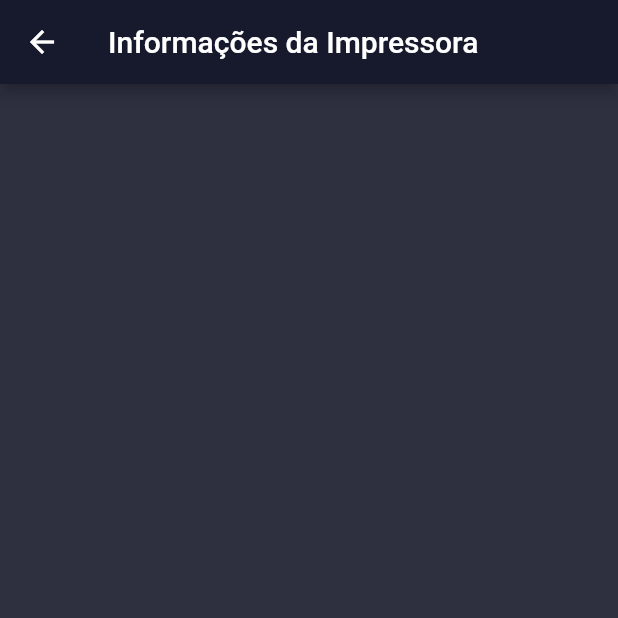
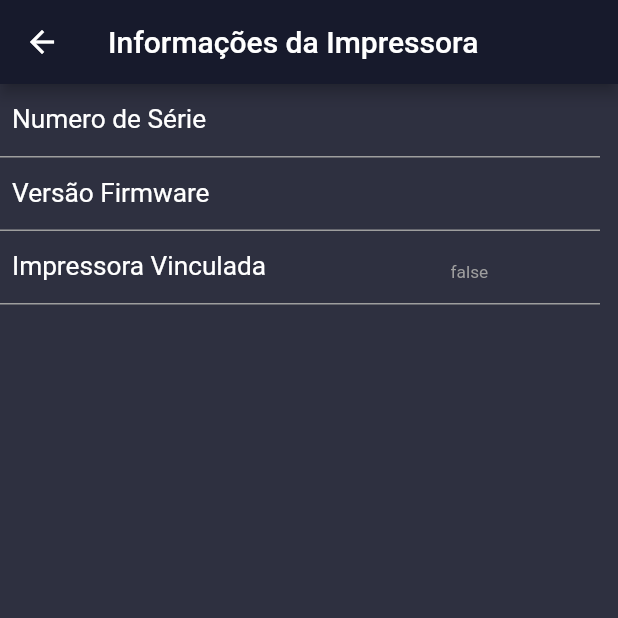
Before and after one commit to gefersono/WIP---Callidus, a Flutter app: the PrinterInfoActivity screen opened directly, on a phone screen of 412 x 824 dp, the top half of it. Run offline on Flutter 3.47's test engine with Material 2 defaults, Android fonts, the phone set to English and light mode, and no system bars; our stand-ins replace qr_flutter; missing offline and left inert: sunmi_printer_plus.

Commit message:
Settings updated

```diff
--- a/flutter_proj/lib/activity/home.dart
+++ b/flutter_proj/lib/activity/home.dart
@@ -25,22 +25,30 @@ class _HomeState extends State<Home> {
           SunmiPrinter.paperSize().then((int size) {
             setState(() {
               paperSize = size;
+              print('Paper Size: $paperSize ');
             });
           }),
           SunmiPrinter.printerVersion().then((String version) {
             setState(() {
               printerVersion = version;
+              print('Printer Version: $printerVersion');
             });
           }),
           SunmiPrinter.serialNumber().then((String serial) {
             setState(() {
               serialNumber = serial;
+              print('Serial number: $serialNumber');
             });
           }),
           setState(() {
             printBinded = isBind!;
+            print('Print Binded: $printBinded');
           }),
         });
+  }
+
+  String getSerialNumber(){
+    return serialNumber;
   }
 
   Future<bool?> _bindingPrinter() async {
--- a/flutter_proj/lib/activity/printer_info_activity.dart
+++ b/flutter_proj/lib/activity/printer_info_activity.dart
@@ -1,16 +1,130 @@
 import 'package:flutter/material.dart';
+import 'package:sunmi_printer_plus/sunmi_printer_plus.dart';
 
-class PrinterInfoActivity extends StatelessWidget {
+class PrinterInfoActivity extends StatefulWidget {
   const PrinterInfoActivity({Key? key}) : super(key: key);
+
+  @override
+  State<PrinterInfoActivity> createState() => _PrinterInfoActivityState();
+}
+
+class _PrinterInfoActivityState extends State<PrinterInfoActivity> {
+  bool printBinded = false;
+  int paperSize = 0;
+  String serialNumber = "";
+  String printerVersion = "";
+
+  @override
+
+  /// Printer Connection
+  void initState() {
+    super.initState();
+
+    _bindingPrinter().then((bool? isBind) async => {
+          SunmiPrinter.paperSize().then((int size) {
+            setState(() {
+              paperSize = size;
+              //print('Paper Size: $paperSize ');
+            });
+          }),
+          SunmiPrinter.printerVersion().then((String version) {
+            setState(() {
+              printerVersion = version;
+              //print('Printer Version: $printerVersion');
+            });
+          }),
+          SunmiPrinter.serialNumber().then((String serial) {
+            setState(() {
+              serialNumber = serial;
+              //print('Serial number: $serialNumber');
+            });
+          }),
+          setState(() {
+            printBinded = isBind!;
+            //print('Print Binded: $printBinded');
+          }),
+        });
+  }
+
+  Future<bool?> _bindingPrinter() async {
+    final bool? result = await SunmiPrinter.bindingPrinter();
+    return result;
+  }
 
   @override
   Widget build(BuildContext context) {
     return Scaffold(
-    backgroundColor: const Color(0xFF2e3040),
+      backgroundColor: const Color(0xFF2e3040),
       appBar: AppBar(
         backgroundColor: const Color(0xFF171a2c),
         title: const Text('Informações da Impressora'),
       ),
+      body: SafeArea(
+          child: Column(
+        children: [
+          InfoWidget(
+              infoText: 'Numero de Série',
+              paddingLeft: 0,
+              printerInfo: serialNumber),
+          InfoWidget(
+              infoText: 'Versão Firmware',
+              paddingLeft: 150,
+              printerInfo: printerVersion),
+          InfoWidget(
+              infoText: 'Impressora Vinculada',
+              paddingLeft: 115,
+              printerInfo: printBinded.toString())
+        ],
+      )),
     );
   }
 }
+
+class InfoWidget extends StatelessWidget {
+  const InfoWidget(
+      {Key? key,
+      required this.infoText,
+      required this.paddingLeft,
+      required this.printerInfo})
+      : super(key: key);
+  final String infoText;
+  final double paddingLeft;
+  final String printerInfo;
+
+  @override
+  Widget build(BuildContext context) {
+    return Column(
+      mainAxisAlignment: MainAxisAlignment.start,
+      crossAxisAlignment: CrossAxisAlignment.start,
+      children: <Widget>[
+        Row(
+          children: [
+            TextButton(
+              style: TextButton.styleFrom(
+                foregroundColor: Colors.white,
+                textStyle: const TextStyle(fontSize: 17.5),
+              ),
+              onPressed: () {},
+              child: Text(infoText),
+            ),
+            Padding(
+              padding: EdgeInsets.only(
+                  left: paddingLeft, bottom: 0, right: 0, top: 5),
+              child: Text(
+                printerInfo,
+                style: const TextStyle(fontSize: 11.5, color: Colors.grey),
+              ),
+            ),
+          ],
+        ),
+        const SizedBox(
+          width: 400.0,
+          height: 1.0,
+          child: DecoratedBox(
+            decoration: BoxDecoration(color: Colors.grey),
+          ),
+        )
+      ],
+    );
+  }
+}
```
